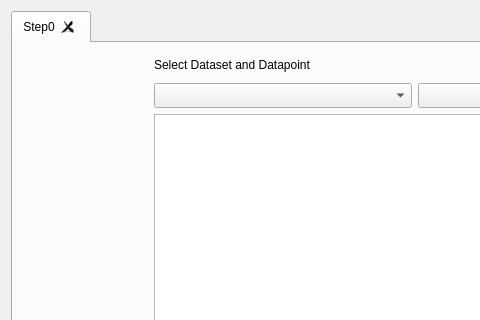
First picture: the form in ui/CounterfactualInterface/CounterfactualIterable/CounterfactualInterfaceIterable.ui, repository vidalt/OCEAN, before the edit; both pictures show x 0 to 480 and y 0 to 320 of the 831 by 505 pixel window.
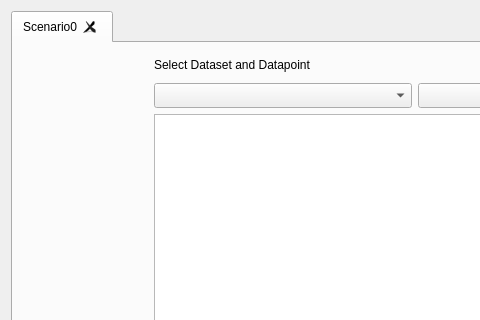
Second picture: the form after the edit.

Diff of the .ui file:
```diff
--- a/ui/CounterfactualInterface/CounterfactualIterable/CounterfactualInterfaceIterable.ui
+++ b/ui/CounterfactualInterface/CounterfactualIterable/CounterfactualInterfaceIterable.ui
@@ -24,7 +24,7 @@
      </property>
      <widget class="QWidget" name="tab">
       <attribute name="title">
-       <string>Step0</string>
+       <string>Scenario0</string>
       </attribute>
       <layout class="QHBoxLayout" name="horizontalLayout_3">
        <property name="leftMargin">
```
Left out of the diff: 2 changed lines with no effect on the pictures.
